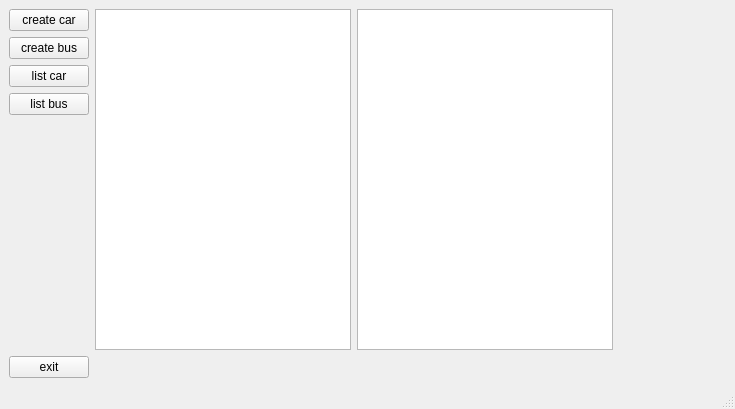
This is MDI/MDI/mainwindow.ui in Good837/practical1 as Qt 5 draws it before an edit. The edited form follows.
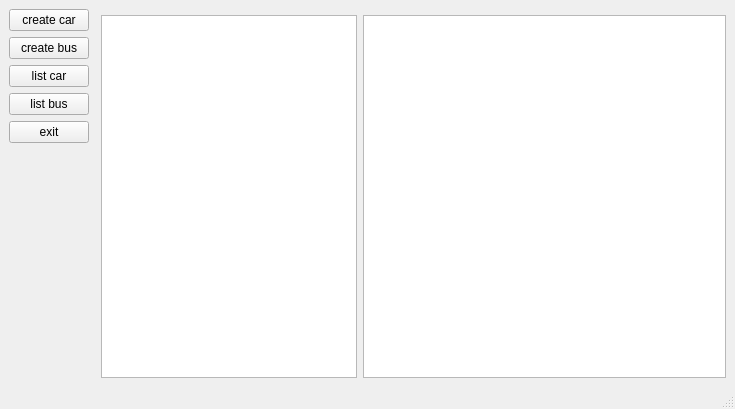
This is the edited form.

```diff
--- a/MDI/MDI/mainwindow.ui
+++ b/MDI/MDI/mainwindow.ui
@@ -14,8 +14,8 @@
    <string>MainWindow</string>
   </property>
   <widget class="QWidget" name="centralwidget">
-   <layout class="QGridLayout" name="gridLayout">
-    <item row="0" column="0">
+   <layout class="QGridLayout" name="gridLayout_2">
+    <item row="0" column="0" rowspan="2">
      <layout class="QFormLayout" name="formLayout_4">
       <item row="0" column="0">
        <layout class="QFormLayout" name="formLayout_3">
@@ -52,14 +52,7 @@
          </layout>
         </item>
         <item row="0" column="1">
-         <layout class="QFormLayout" name="formLayout_2">
-          <item row="0" column="0">
-           <widget class="QListWidget" name="carListWidget"/>
-          </item>
-          <item row="0" column="1">
-           <widget class="QListWidget" name="busListWidget"/>
-          </item>
-         </layout>
+         <layout class="QFormLayout" name="formLayout_2"/>
         </item>
        </layout>
       </item>
@@ -72,6 +65,19 @@
       </item>
      </layout>
     </item>
+    <item row="0" column="2">
+     <layout class="QGridLayout" name="gridLayout"/>
+    </item>
+    <item row="1" column="1">
+     <layout class="QFormLayout" name="formLayout_5">
+      <item row="0" column="0">
+       <widget class="QTableView" name="carTableView"/>
+      </item>
+      <item row="0" column="1">
+       <widget class="QTableView" name="BusTableView"/>
+      </item>
+     </layout>
+    </item>
    </layout>
   </widget>
   <widget class="QMenuBar" name="menubar">
```
